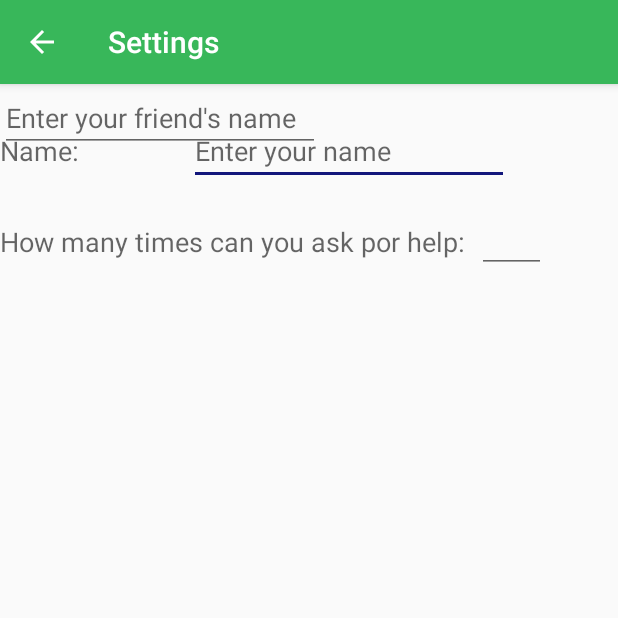
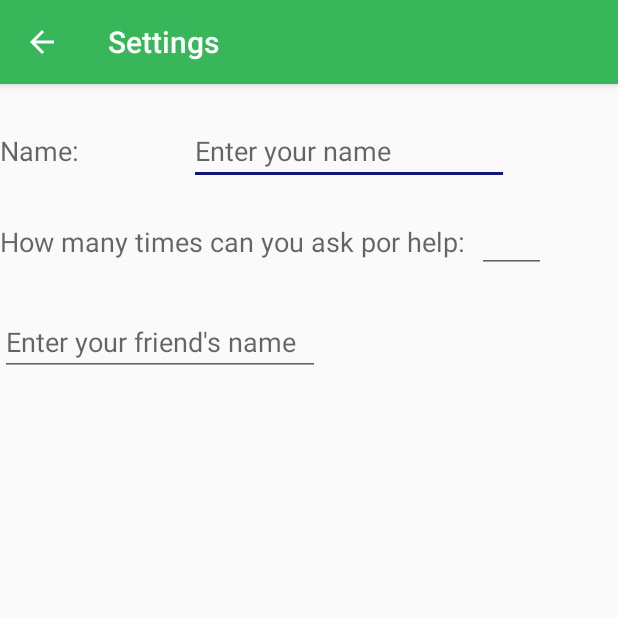
Before and after one commit to braxanmp/sdm_entrega, an Android app: the SettingsActivity screen opened directly, with no data from a screen before it, on a phone screen of 412 x 824 dp, the top half of it. Run offline under Robolectric (Android 15) with nearby library versions, the phone set to English and light mode, and no system bars.

Commit message:
Settings corregido. érica lo hizo mal, muy mal

```diff
--- a/app/src/main/res/layout/activity_settings.xml
+++ b/app/src/main/res/layout/activity_settings.xml
@@ -28,7 +28,8 @@
         android:text="Name:"
         android:textAppearance="@style/TextAppearance.AppCompat.Medium"
         app:layout_constraintTop_toTopOf="parent"
-        tools:layout_editor_absoluteX="8dp" />
+        tools:layout_editor_absoluteX="8dp"
+        tools:ignore="MissingConstraints" />
 
     <TextView
         android:id="@+id/help"
@@ -38,7 +39,8 @@
         android:text="How many times can you ask por help:"
         android:textAppearance="@style/TextAppearance.AppCompat.Medium"
         app:layout_constraintTop_toBottomOf="@+id/name"
-        tools:layout_editor_absoluteX="8dp" />
+        tools:layout_editor_absoluteX="8dp"
+        tools:ignore="MissingConstraints" />
 
     <EditText
         android:id="@+id/num"
@@ -68,10 +70,11 @@
         android:id="@+id/editText5"
         android:layout_width="wrap_content"
         android:layout_height="wrap_content"
+        android:layout_marginTop="32dp"
         android:ems="10"
         android:hint="Enter your friend's name"
         android:inputType="textPersonName"
-        tools:layout_editor_absoluteX="122dp"
-        tools:layout_editor_absoluteY="187dp" />
+        app:layout_constraintTop_toBottomOf="@+id/help"
+        tools:layout_editor_absoluteX="121dp" />
 
 </android.support.constraint.ConstraintLayout>
```
